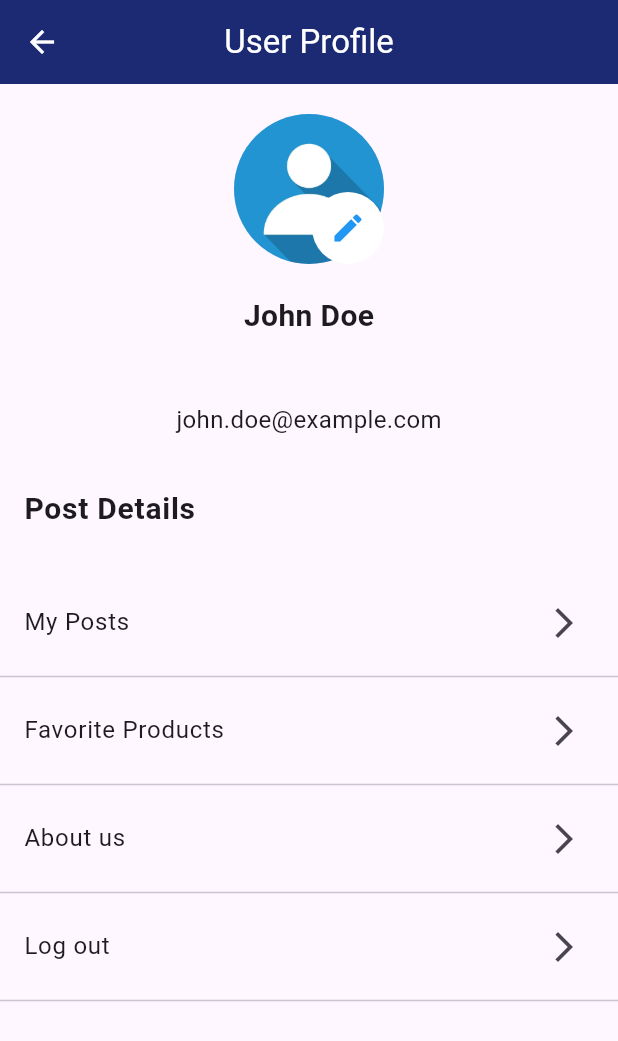
After one commit to NiharikaBalaga/rewarding-sale-app-flutter-app, a Flutter app: the UserProfileScreen screen opened directly, after a tap on the "edit" icon, on a phone screen of 412 x 824 dp. The commit adds this screen. Shown: the top 1041 px of the screen. Run offline on Flutter 3.47's test engine with Material 3 defaults, Android fonts, the phone set to English and light mode, and no system bars; our stand-ins replace flare_flutter, flutter_secure_storage, get, image_picker, intl_phone_field, pinput; accounts and stored records are empty.

Commit message:
User Profile Screen UI Completed

```diff
--- a/lib/screen/home/home.dart
+++ b/lib/screen/home/home.dart
@@ -7,7 +7,8 @@ import '../../constant.dart';
 import 'package:flutter/cupertino.dart';
 import 'package:rewarding_sale_app_flutter_app/screen/Post_UI/PostPage.dart'; // Import the PostPage
 
-class HomePage extends StatefulWidget {
+
+import '../user_profile/user_profile.dart';class HomePage extends StatefulWidget {
   HomePage({Key? key}) : super(key: key);
 
   @override
@@ -110,8 +111,13 @@ class _HomePageState extends State<HomePage> {
                 ),
               ),
               GestureDetector(
-                // Todo: complete onTap
-                //onTap: () => Get.to(const LoginScreen()),
+                onTap: () {
+                  // Navigate to UserProfile screen when profile icon is tapped
+                  Navigator.push(
+                    context,
+                    MaterialPageRoute(builder: (context) => UserProfileScreen()),
+                  );
+                },
                 child: const Icon(
                   CupertinoIcons.profile_circled,
                   size: 30,
--- /dev/null
+++ b/lib/screen/user_profile/user_profile.dart
@@ -0,0 +1,163 @@
+import 'package:flutter/material.dart';
+import 'package:image_picker/image_picker.dart';
+import 'dart:io';
+
+import '../../constant.dart';
+import '../login/components/_body.dart';
+
+void main() {
+  runApp(MaterialApp(
+    debugShowCheckedModeBanner: false,
+    home: UserProfileScreen(),
+  ));
+}
+
+class UserProfileScreen extends StatelessWidget {
+  // final String phoneNumber;
+  // UserProfileScreen({required this.phoneNumber});
+  @override
+  Widget build(BuildContext context) {
+    return Scaffold(
+      appBar: AppBar(
+        backgroundColor: kPrimaryColor,
+        title: const Text(
+          'User Profile',
+          style: TextStyle(color: Colors.white),
+        ),
+        centerTitle: true,
+        iconTheme: IconThemeData(
+          color: Colors.white, // Set the color of the back arrow to white
+        ),
+      ),
+      body: UserProfile(),
+    );
+  }
+}
+
+class UserProfile extends StatefulWidget {
+  @override
+  _UserProfileState createState() => _UserProfileState();
+}
+
+class _UserProfileState extends State<UserProfile> {
+  late File _image;
+
+  @override
+  void initState() {
+    super.initState();
+    _image = File('assets/images/default-profile-picture.jpg'); // Initial profile picture
+  }
+
+  Future<void> _getImage() async {
+    final picker = ImagePicker();
+    final pickedImage = await picker.pickImage(source: ImageSource.gallery);
+
+    setState(() {
+      if (pickedImage != null) {
+        _image = File(pickedImage.path);
+      }
+    });
+  }
+
+  @override
+  Widget build(BuildContext context) {
+    return Column(
+      crossAxisAlignment: CrossAxisAlignment.center,
+      children: [
+        SizedBox(height: 20),
+        GestureDetector(
+          onTap: _getImage,
+          child: Stack(
+            children: [
+              CircleAvatar(
+                radius: 50,
+                backgroundImage: AssetImage('assets/images/default-profile-picture.jpg'),
+              ),
+              Positioned(
+                bottom: 0,
+                right: 0,
+                child: Container(
+                  decoration: BoxDecoration(
+                    color: Colors.white,
+                    shape: BoxShape.circle,
+                  ),
+                  child: IconButton(
+                    onPressed: _getImage,
+                    icon: Icon(Icons.edit),
+                    color: Colors.blue,
+                  ),
+                ),
+              ),
+            ],
+          ),
+        ),
+
+        SizedBox(height: 20),
+        Text(
+          'John Doe', // Replace this with the user's name
+          style: TextStyle(fontSize: 20, fontWeight: FontWeight.bold),
+        ),
+        SizedBox(height: 10),
+        Text(
+          loginController.phoneNumber.value, // Replace this with the user's phone number
+          style: TextStyle(fontSize: 16),
+        ),
+        SizedBox(height: 10),
+        Text(
+          'john.doe@example.com', // Replace this with the user's email address
+          style: TextStyle(fontSize: 16),
+        ),
+        SizedBox(height: 20),
+        ListTile(
+          title: Text('Post Details', style: TextStyle(fontWeight: FontWeight.bold,fontSize: 20)),
+        ),
+        Column(
+          children: [
+            SizedBox(height: 20),
+            InkWell(
+              onTap: () {
+                // Implement action when My Posts is tapped
+              },
+              child: ListTile(
+                title: Text('My Posts'),
+                trailing: Icon(Icons.arrow_forward_ios),
+              ),
+            ),
+            Divider(),
+            InkWell(
+              onTap: () {
+                // Implement action when Favorite Products is tapped
+              },
+              child: ListTile(
+                title: Text('Favorite Products'),
+                trailing: Icon(Icons.arrow_forward_ios),
+              ),
+            ),
+            Divider(),
+            InkWell(
+              onTap: () {
+                // Implement action when About us is tapped
+              },
+              child: ListTile(
+                title: Text('About us'),
+                trailing: Icon(Icons.arrow_forward_ios),
+              ),
+            ),
+            Divider(),
+            InkWell(
+              onTap: () {
+                // Implement action when Log out is tapped
+              },
+              child: ListTile(
+                title: Text('Log out'),
+                trailing: Icon(Icons.arrow_forward_ios),
+              ),
+
+            ),
+            Divider(),
+          ],
+        ),
+      ],
+    );
+  }
+}
```
Also changed, not shown: assets/images/default-profile-picture.jpg (added), 1 other file.
